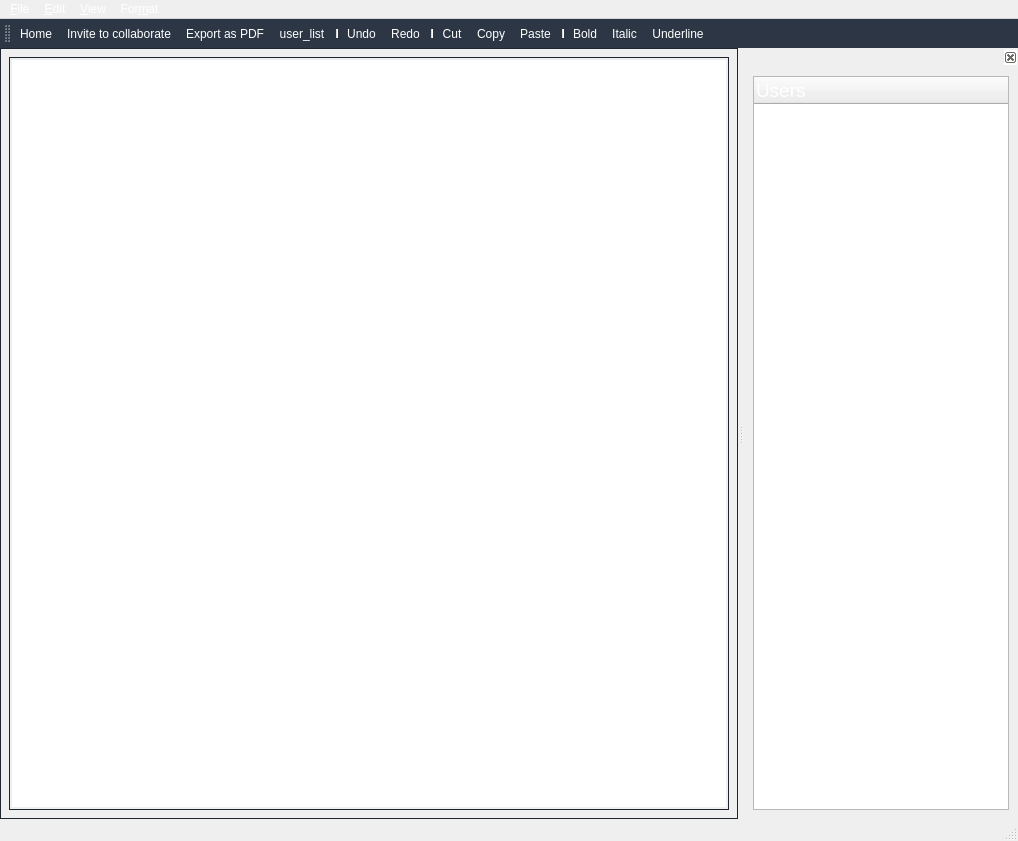
franco-ruggeri/write-together, file src/client/ui/editor.ui: the form before one commit.
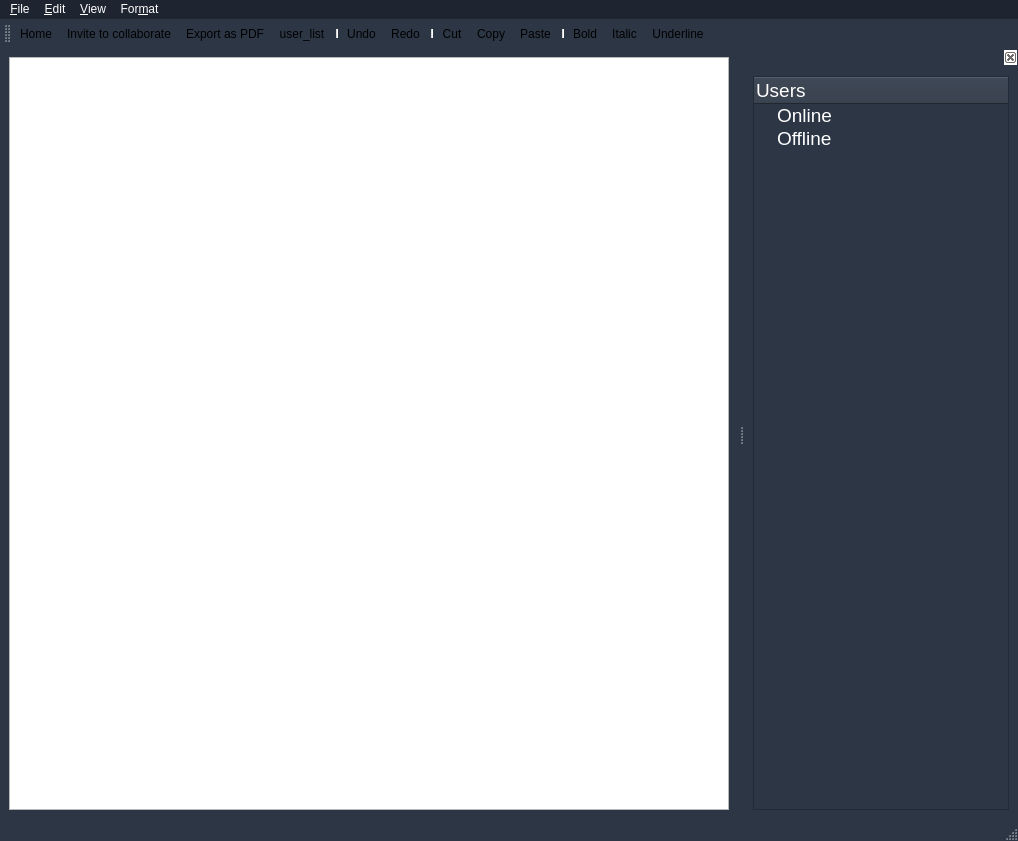
The form after the commit. Icons and pictures are not drawn.

Commit message: fixed cursor color display error

Patch:
```diff
--- a/src/client/ui/editor.ui
+++ b/src/client/ui/editor.ui
@@ -20,30 +20,38 @@
   <property name="styleSheet">
    <string notr="true">* {
 	font-family: &quot;Roboto Light&quot;;
-	background-color: &quot;#2c3645&quot;;
-	color: white
 }
 
 QWidget#centralwidget * {
 	font-size: 14pt;
 }
 
+QMenuBar, QMenu {
+	color:white;
+	background-color:  #1e2530;
+}
+
 QDockWidget#dock * {
 	font-size: 14pt;
+	background-color: #2c3645;
+	color: white;
 }
 
 QTreeWidget#users::item:hover {
 	color: #A4A4A4;
 }
-
 QToolBar#toolbar {
-	background-color: #2c3645;
 	border: 0; 
 	padding: 3;
+	background-color:  #2c3645;
 }
 
 QDockWidget::close-button{
 	background-color: white;
+}
+
+QMainWindow {
+	background-color: #2c3645;
 }</string>
   </property>
   <property name="toolButtonStyle">
@@ -51,15 +59,11 @@
   </property>
   <widget class="QWidget" name="centralwidget">
    <property name="styleSheet">
-    <string notr="true">background-color: &quot;#f2f2f2&quot;; border: 1px solid #1e2530; color: black</string>
+    <string notr="true"/>
    </property>
    <layout class="QGridLayout" name="gridLayout_2">
     <item row="0" column="0">
-     <widget class="QTextEdit" name="editor">
-      <property name="styleSheet">
-       <string notr="true">padding: 2;</string>
-      </property>
-     </widget>
+     <widget class="QTextEdit" name="editor"/>
     </item>
    </layout>
   </widget>
@@ -72,9 +76,6 @@
      <height>23</height>
     </rect>
    </property>
-   <property name="styleSheet">
-    <string notr="true">background-color: &quot;#1e2530&quot;</string>
-   </property>
    <widget class="QMenu" name="menu_file">
     <property name="title">
      <string>&amp;File</string>
@@ -119,9 +120,6 @@
    <property name="windowTitle">
     <string>toolBar</string>
    </property>
-   <property name="styleSheet">
-    <string notr="true"/>
-   </property>
    <attribute name="toolBarArea">
     <enum>TopToolBarArea</enum>
    </attribute>
@@ -161,11 +159,14 @@
     <number>2</number>
    </attribute>
    <widget class="QWidget" name="dock_users_content">
+    <property name="styleSheet">
+     <string notr="true"/>
+    </property>
     <layout class="QGridLayout" name="gridLayout_3">
      <item row="0" column="0">
       <widget class="QTreeWidget" name="users">
        <property name="styleSheet">
-        <string notr="true">background-color: &quot;#2c3645&quot;; color: white</string>
+        <string notr="true"/>
        </property>
        <property name="editTriggers">
         <set>QAbstractItemView::NoEditTriggers</set>
@@ -213,11 +214,7 @@
     </layout>
    </widget>
   </widget>
-  <widget class="QStatusBar" name="statusbar">
-   <property name="styleSheet">
-    <string notr="true"/>
-   </property>
-  </widget>
+  <widget class="QStatusBar" name="statusbar"/>
   <action name="action_undo">
    <property name="checkable">
     <bool>false</bool>
```
Left out of the diff: 5 changed lines with no effect on the pictures.
